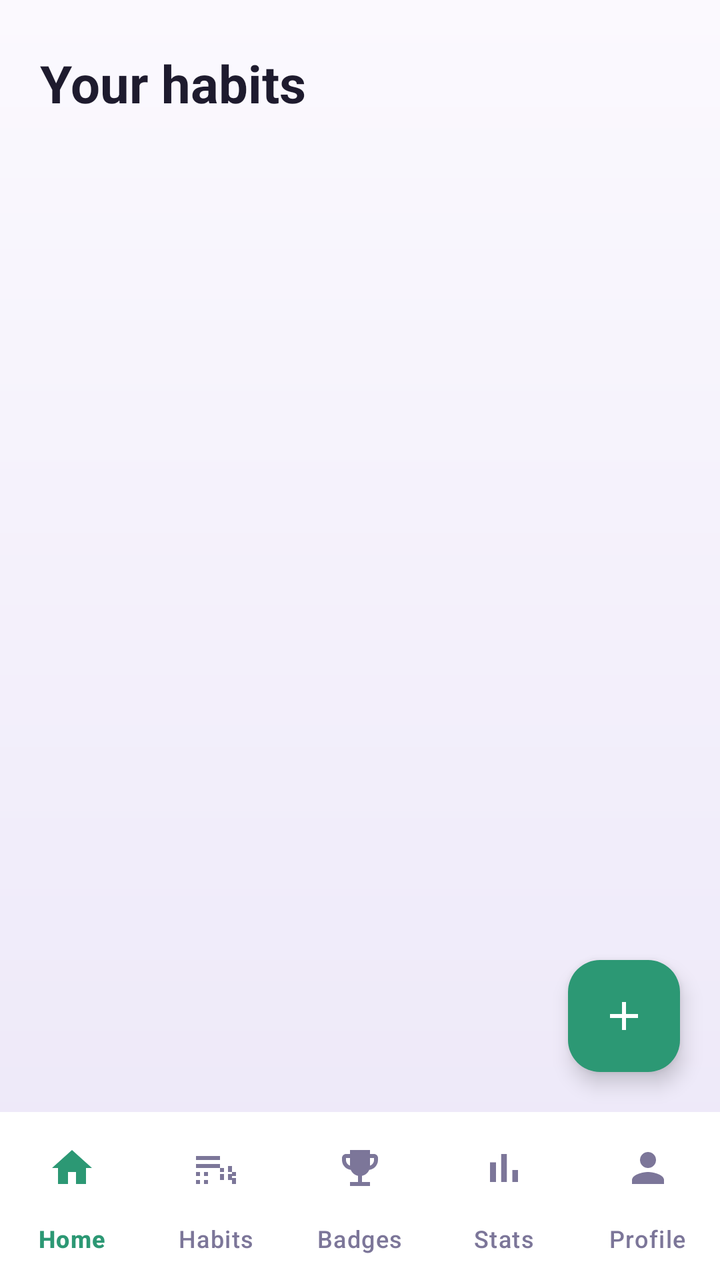
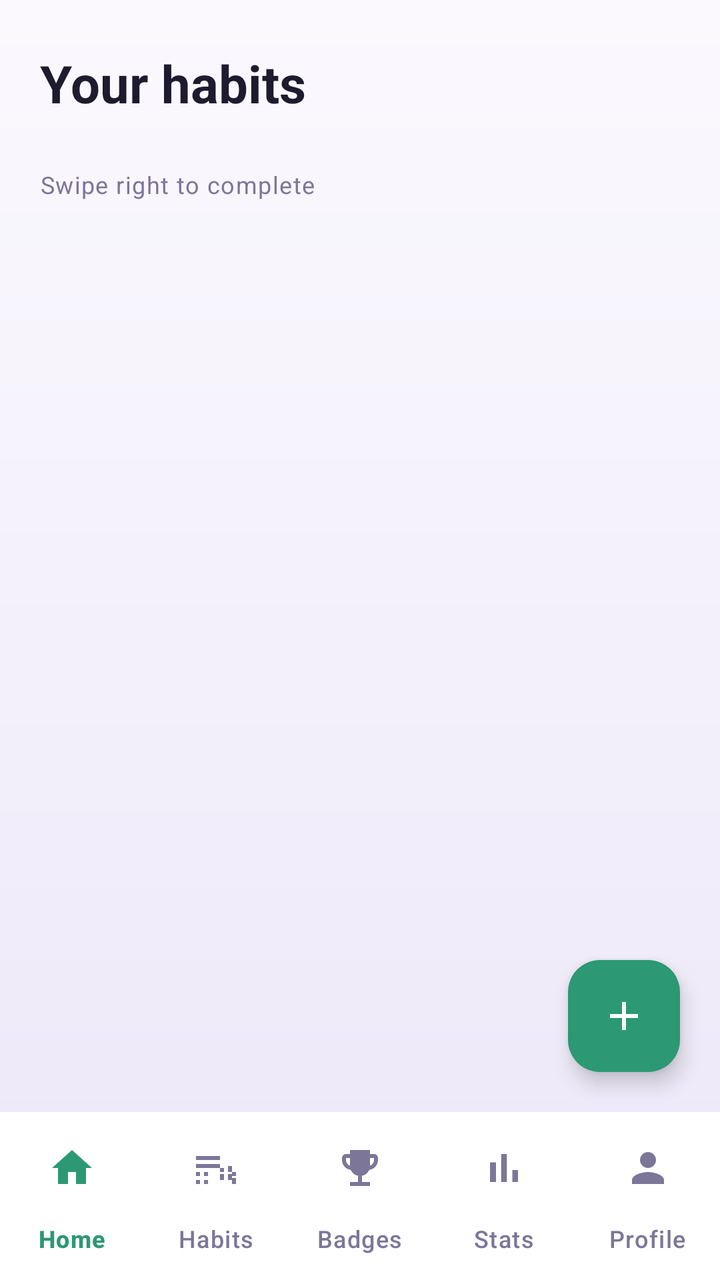

Two renders of the same Android screen: before a commit and after it. Below are the layout's source before the change and the commit's diff.
<!-- AndroidManifest.xml: application theme Theme.HabitQuest -->
<!-- res/layout/activity_habits.xml -->
<?xml version="1.0" encoding="utf-8"?>
<androidx.constraintlayout.widget.ConstraintLayout xmlns:android="http://schemas.android.com/apk/res/android"
    xmlns:app="http://schemas.android.com/apk/res-auto"
    android:layout_width="match_parent"
    android:layout_height="match_parent"
    android:background="@drawable/bg_screen">

    <TextView
        android:id="@+id/title"
        android:layout_width="0dp"
        android:layout_height="wrap_content"
        android:layout_marginStart="@dimen/screen_padding"
        android:layout_marginTop="24dp"
        android:layout_marginEnd="@dimen/screen_padding"
        android:text="@string/habits_title"
        android:textAppearance="@style/TextAppearance.HabitQuest.ScreenTitle"
        app:layout_constraintEnd_toEndOf="parent"
        app:layout_constraintStart_toStartOf="parent"
        app:layout_constraintTop_toTopOf="parent" />

    <TextView
        android:id="@+id/habitsCount"
        android:layout_width="0dp"
        android:layout_height="wrap_content"
        android:layout_marginStart="@dimen/screen_padding"
        android:layout_marginTop="2dp"
        android:layout_marginEnd="@dimen/screen_padding"
        android:textAppearance="@style/TextAppearance.HabitQuest.Body"
        app:layout_constraintEnd_toEndOf="parent"
        app:layout_constraintStart_toStartOf="parent"
        app:layout_constraintTop_toBottomOf="@id/title" />

    <androidx.recyclerview.widget.RecyclerView
        android:id="@+id/habitsList"
        android:layout_width="0dp"
        android:layout_height="0dp"
        android:layout_marginTop="8dp"
        android:clipToPadding="false"
        android:paddingStart="@dimen/screen_padding"
        android:paddingTop="8dp"
        android:paddingEnd="@dimen/screen_padding"
        android:paddingBottom="96dp"
        app:layout_constraintBottom_toTopOf="@id/bottomNav"
        app:layout_constraintEnd_toEndOf="parent"
        app:layout_constraintStart_toStartOf="parent"
        app:layout_constraintTop_toBottomOf="@id/habitsCount" />

    <LinearLayout
        android:id="@+id/emptyState"
        android:layout_width="0dp"
        android:layout_height="wrap_content"
        android:gravity="center_horizontal"
        android:orientation="vertical"
        android:padding="24dp"
        android:visibility="gone"
        app:layout_constraintBottom_toTopOf="@id/bottomNav"
        app:layout_constraintEnd_toEndOf="parent"
        app:layout_constraintStart_toStartOf="parent"
        app:layout_constraintTop_toBottomOf="@id/habitsCount">

        <FrameLayout
            android:layout_width="60dp"
            android:layout_height="60dp"
            android:background="@drawable/bg_circle_soft"
            android:backgroundTint="@color/tint_lavender">

            <ImageView
                android:layout_width="28dp"
                android:layout_height="28dp"
                android:layout_gravity="center"
                android:contentDescription="@string/no_habits_yet"
                android:src="@drawable/ic_target"
                app:tint="@color/accent_primary" />
        </FrameLayout>

        <TextView
            android:layout_width="wrap_content"
            android:layout_height="wrap_content"
            android:layout_marginTop="14dp"
            android:text="@string/no_habits_yet"
            android:textColor="@color/text_primary"
            android:textSize="18sp"
            android:textStyle="bold" />

        <TextView
            android:layout_width="match_parent"
            android:layout_height="wrap_content"
            android:layout_marginTop="4dp"
            android:gravity="center"
            android:text="@string/no_habits_body"
            android:textColor="@color/text_secondary"
            android:textSize="13sp" />

        <androidx.appcompat.widget.AppCompatButton
            android:id="@+id/addHabitEmpty"
            style="@style/Widget.HabitQuest.PrimaryButton"
            android:layout_width="match_parent"
            android:layout_height="52dp"
            android:layout_marginTop="18dp"
            android:text="@string/add_habit" />
    </LinearLayout>

    <com.google.android.material.floatingactionbutton.FloatingActionButton
        android:id="@+id/fabAdd"
        android:layout_width="wrap_content"
        android:layout_height="wrap_content"
        android:layout_marginEnd="@dimen/screen_padding"
        android:layout_marginBottom="@dimen/screen_padding"
        android:contentDescription="@string/add_habit"
        android:src="@drawable/ic_add"
        app:backgroundTint="@color/accent_mint"
        app:layout_constraintBottom_toTopOf="@id/bottomNav"
        app:layout_constraintEnd_toEndOf="parent"
        app:tint="@color/white" />

    <include
        layout="@layout/bottom_nav"
        android:layout_width="0dp"
        android:layout_height="wrap_content"
        app:layout_constraintBottom_toBottomOf="parent"
        app:layout_constraintEnd_toEndOf="parent"
        app:layout_constraintStart_toStartOf="parent" />
</androidx.constraintlayout.widget.ConstraintLayout>
<!-- res/layout/bottom_nav.xml (included above) -->
<?xml version="1.0" encoding="utf-8"?>
<com.google.android.material.bottomnavigation.BottomNavigationView xmlns:android="http://schemas.android.com/apk/res/android"
    xmlns:app="http://schemas.android.com/apk/res-auto"
    android:id="@+id/bottomNav"
    android:layout_width="match_parent"
    android:layout_height="wrap_content"
    android:background="@color/surface_soft"
    android:paddingTop="4dp"
    app:elevation="0dp"
    app:labelVisibilityMode="labeled"
    app:menu="@menu/bottom_nav_menu" />
<!-- resources referenced by this layout -->
<resources>
  <color name="accent_mint">@color/p_jade</color>
  <color name="accent_primary">@color/p_indigo</color>
  <color name="surface_soft">#FFFFFF</color>
  <color name="text_primary">#1E1B2E</color>
  <color name="text_secondary">#565073</color>
  <color name="tint_lavender">#2E7FA0E5</color>
  <color name="white">#FFFFFF</color>
  <dimen name="screen_padding">20dp</dimen>
  <!-- drawable bg_circle_soft (drawable) -->
  <?xml version="1.0" encoding="utf-8"?>
  <shape xmlns:android="http://schemas.android.com/apk/res/android"
      android:shape="oval">
      <solid android:color="@color/circle_soft" />
  </shape>
  <!-- drawable bg_screen (drawable) -->
  <?xml version="1.0" encoding="utf-8"?>
  <shape xmlns:android="http://schemas.android.com/apk/res/android">
      <gradient
          android:angle="270"
          android:startColor="@color/screen_top"
          android:endColor="@color/screen_bottom"
          android:type="linear" />
  </shape>
  <!-- drawable ic_add (drawable) -->
  <?xml version="1.0" encoding="utf-8"?>
  <vector xmlns:android="http://schemas.android.com/apk/res/android"
      android:width="24dp"
      android:height="24dp"
      android:viewportWidth="24"
      android:viewportHeight="24">
      <path
          android:fillColor="#FFFFFFFF"
          android:pathData="M19,13h-6v6h-2v-6H5v-2h6V5h2v6h6v2z" />
  </vector>
  <string name="add_habit">Add habit</string>
  <string name="habits_title">Your habits</string>
  <string name="no_habits_body">Tap + to create your first habit and start earning XP.</string>
  <string name="no_habits_yet">No habits yet</string>
  <style name="TextAppearance.HabitQuest.Body" parent="TextAppearance.Material3.BodyMedium">
          <item name="android:textColor">@color/text_secondary</item>
          <item name="android:textSize">14sp</item>
      </style>
  <style name="TextAppearance.HabitQuest.ScreenTitle" parent="TextAppearance.Material3.HeadlineMedium">
          <item name="android:textColor">@color/text_primary</item>
          <item name="android:textStyle">bold</item>
          <item name="android:textSize">26sp</item>
      </style>
  <style name="Theme.HabitQuest" parent="Theme.HabitQuest.Base">
          <item name="android:windowLightStatusBar">true</item>
          <item name="android:windowLightNavigationBar">true</item>
      </style>
  <color name="p_jade">#2C9874</color>
  <color name="p_indigo">#5D52CC</color>
  <color name="circle_soft">#1A702CB3</color>
  <color name="screen_top">#FBF9FE</color>
  <color name="screen_bottom">#ECE7F8</color>
  <dimen name="radius_button">18dp</dimen>
  <color name="on_primary">#16131F</color>
  <color name="p_ink">#352E4F</color>
  <color name="p_orchid">#E4ABF2</color>
  <color name="p_pine">#2E4D45</color>
  <color name="p_lavender">#AAAAF0</color>
  <color name="accent_pink">@color/p_magenta</color>
  <color name="surface">#FFFFFF</color>
  <color name="surface_alt">#F3EFFC</color>
  <color name="stroke_strong">#596B5FA8</color>
  <color name="danger">@color/p_raspberry</color>
  <color name="bg">#F6F4FD</color>
  <color name="nav_bar">#FFFFFF</color>
  <color name="p_magenta">#B853CB</color>
  <color name="p_raspberry">#B42D93</color>
  <style name="Widget.HabitQuest.DialogButton" parent="Widget.Material3.Button.TextButton.Dialog">
          <item name="android:textColor">@color/accent_primary</item>
      </style>
  <style name="Widget.HabitQuest.BottomNavIndicator" parent="Widget.Material3.BottomNavigationView.ActiveIndicator">
          <item name="android:color">@color/nav_indicator</item>
      </style>
  <color name="nav_indicator">#2E7FA0E5</color>
  <!-- unchanged entries left out for length: 7 -->
</resources>

<!-- the commit's change to res/layout/activity_habits.xml (unified diff, before → after) -->
@@ -30,11 +30,24 @@
         app:layout_constraintStart_toStartOf="parent"
         app:layout_constraintTop_toBottomOf="@id/title" />
 
+    <TextView
+        android:id="@+id/swipeHint"
+        android:layout_width="0dp"
+        android:layout_height="wrap_content"
+        android:layout_marginStart="@dimen/screen_padding"
+        android:layout_marginTop="4dp"
+        android:layout_marginEnd="@dimen/screen_padding"
+        android:text="@string/swipe_to_complete"
+        android:textAppearance="@style/TextAppearance.HabitQuest.Caption"
+        app:layout_constraintEnd_toEndOf="parent"
+        app:layout_constraintStart_toStartOf="parent"
+        app:layout_constraintTop_toBottomOf="@id/habitsCount" />
+
     <androidx.recyclerview.widget.RecyclerView
         android:id="@+id/habitsList"
         android:layout_width="0dp"
         android:layout_height="0dp"
-        android:layout_marginTop="8dp"
+        android:layout_marginTop="4dp"
         android:clipToPadding="false"
         android:paddingStart="@dimen/screen_padding"
         android:paddingTop="8dp"
@@ -43,7 +56,7 @@
         app:layout_constraintBottom_toTopOf="@id/bottomNav"
         app:layout_constraintEnd_toEndOf="parent"
         app:layout_constraintStart_toStartOf="parent"
-        app:layout_constraintTop_toBottomOf="@id/habitsCount" />
+        app:layout_constraintTop_toBottomOf="@id/swipeHint" />
 
     <LinearLayout
         android:id="@+id/emptyState"
<!-- resource entries referenced after the edit -->
@@ -38,9 +38,15 @@
   <string name="habits_title">Your habits</string>
   <string name="no_habits_body">Tap + to create your first habit and start earning XP.</string>
   <string name="no_habits_yet">No habits yet</string>
+  <string name="swipe_to_complete">Swipe right to complete</string>
   <style name="TextAppearance.HabitQuest.Body" parent="TextAppearance.Material3.BodyMedium">
           <item name="android:textColor">@color/text_secondary</item>
           <item name="android:textSize">14sp</item>
+      </style>
+  <style name="TextAppearance.HabitQuest.Caption" parent="TextAppearance.Material3.LabelSmall">
+          <item name="android:textColor">@color/text_muted</item>
+          <item name="android:textSize">12sp</item>
+          <item name="android:letterSpacing">0.04</item>
       </style>
   <style name="TextAppearance.HabitQuest.ScreenTitle" parent="TextAppearance.Material3.HeadlineMedium">
           <item name="android:textColor">@color/text_primary</item>
@@ -56,6 +62,7 @@
   <color name="circle_soft">#1A702CB3</color>
   <color name="screen_top">#FBF9FE</color>
   <color name="screen_bottom">#ECE7F8</color>
+  <color name="text_muted">#7C7699</color>
   <dimen name="radius_button">18dp</dimen>
   <color name="on_primary">#16131F</color>
   <color name="p_ink">#352E4F</color>
